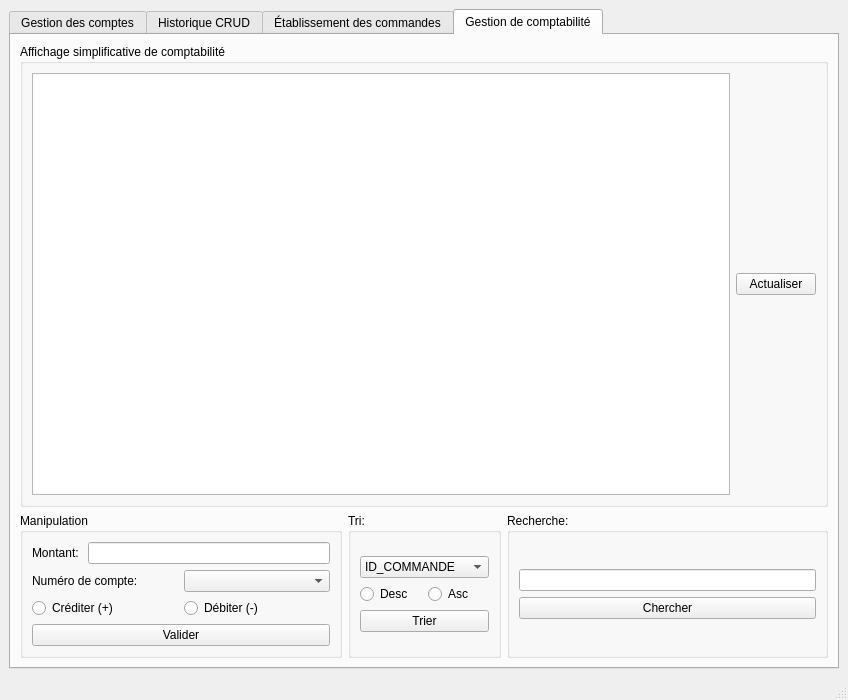
First picture: the form in mainwindow.ui, repository Khouini/Gestion-Fiance-Qt, before the edit.
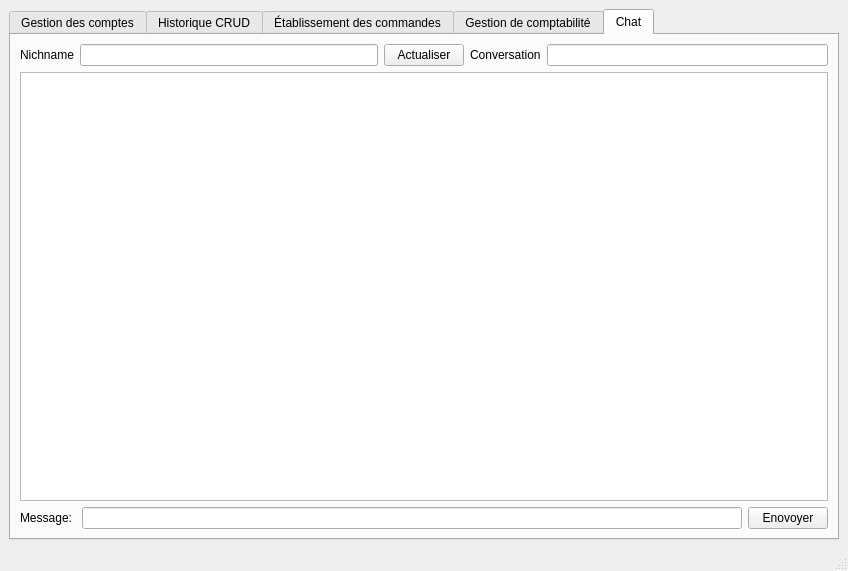
Second picture: the form after the edit.

Commit message: chat box mainwindow

The edit to the form file:
```diff
--- a/mainwindow.ui
+++ b/mainwindow.ui
@@ -6,8 +6,8 @@
    <rect>
     <x>0</x>
     <y>0</y>
-    <width>804</width>
-    <height>700</height>
+    <width>799</width>
+    <height>571</height>
    </rect>
   </property>
   <property name="windowTitle">
@@ -18,7 +18,7 @@
     <item>
      <widget class="QTabWidget" name="tabWidget">
       <property name="currentIndex">
-       <number>3</number>
+       <number>4</number>
       </property>
       <widget class="QWidget" name="tab_2">
        <attribute name="title">
@@ -807,6 +807,80 @@
         </item>
        </layout>
       </widget>
+      <widget class="QWidget" name="tab_5">
+       <attribute name="title">
+        <string>Chat</string>
+       </attribute>
+       <layout class="QVBoxLayout" name="verticalLayout_23">
+        <item>
+         <layout class="QVBoxLayout" name="verticalLayout_22">
+          <item>
+           <layout class="QHBoxLayout" name="horizontalLayout_20">
+            <item>
+             <layout class="QHBoxLayout" name="horizontalLayout_10">
+              <item>
+               <widget class="QLabel" name="label_5">
+                <property name="text">
+                 <string>Nichname</string>
+                </property>
+               </widget>
+              </item>
+              <item>
+               <widget class="QLineEdit" name="lineEditidNickname"/>
+              </item>
+             </layout>
+            </item>
+            <item>
+             <widget class="QPushButton" name="pushButton_actualiser_chat">
+              <property name="text">
+               <string>Actualiser</string>
+              </property>
+             </widget>
+            </item>
+            <item>
+             <layout class="QHBoxLayout" name="horizontalLayout_18">
+              <item>
+               <widget class="QLabel" name="label_8">
+                <property name="text">
+                 <string>Conversation</string>
+                </property>
+               </widget>
+              </item>
+              <item>
+               <widget class="QLineEdit" name="lineEdit_Conversation"/>
+              </item>
+             </layout>
+            </item>
+           </layout>
+          </item>
+          <item>
+           <widget class="QTextEdit" name="textEdit"/>
+          </item>
+          <item>
+           <layout class="QHBoxLayout" name="horizontalLayout_19">
+            <item>
+             <widget class="QLabel" name="label_14">
+              <property name="text">
+               <string>Message: </string>
+              </property>
+             </widget>
+            </item>
+            <item>
+             <widget class="QLineEdit" name="lineEdit_massage"/>
+            </item>
+            <item>
+             <widget class="QPushButton" name="pushButton_envoyer">
+              <property name="text">
+               <string>Enovoyer</string>
+              </property>
+             </widget>
+            </item>
+           </layout>
+          </item>
+         </layout>
+        </item>
+       </layout>
+      </widget>
      </widget>
     </item>
    </layout>
```
Left out of the diff: 2 changed lines with no effect on the pictures. The commit also changes 4 other files.
